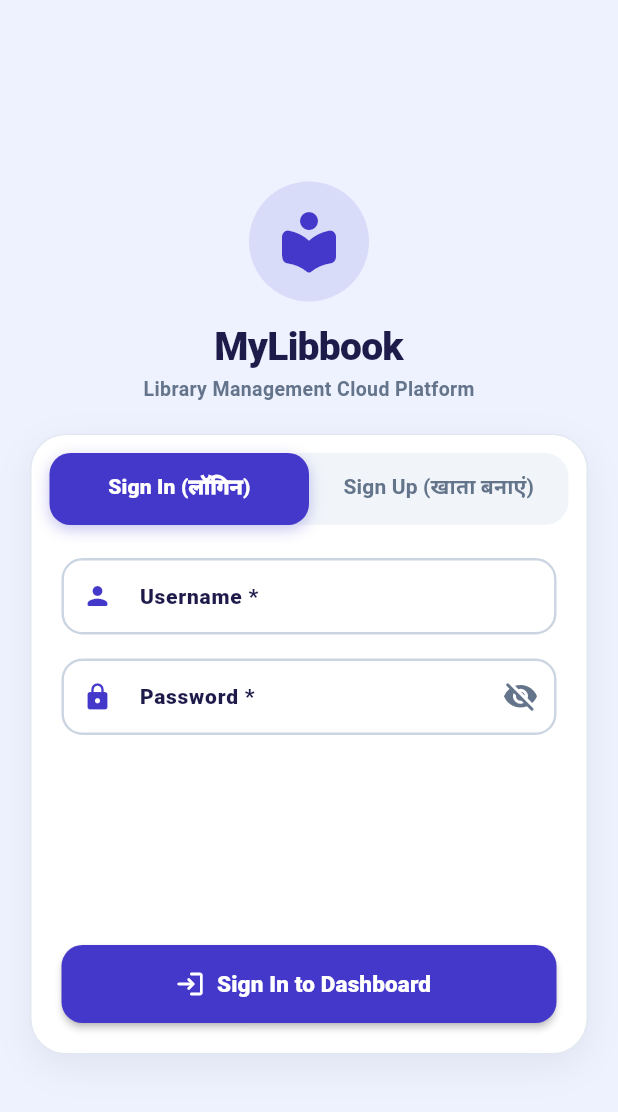
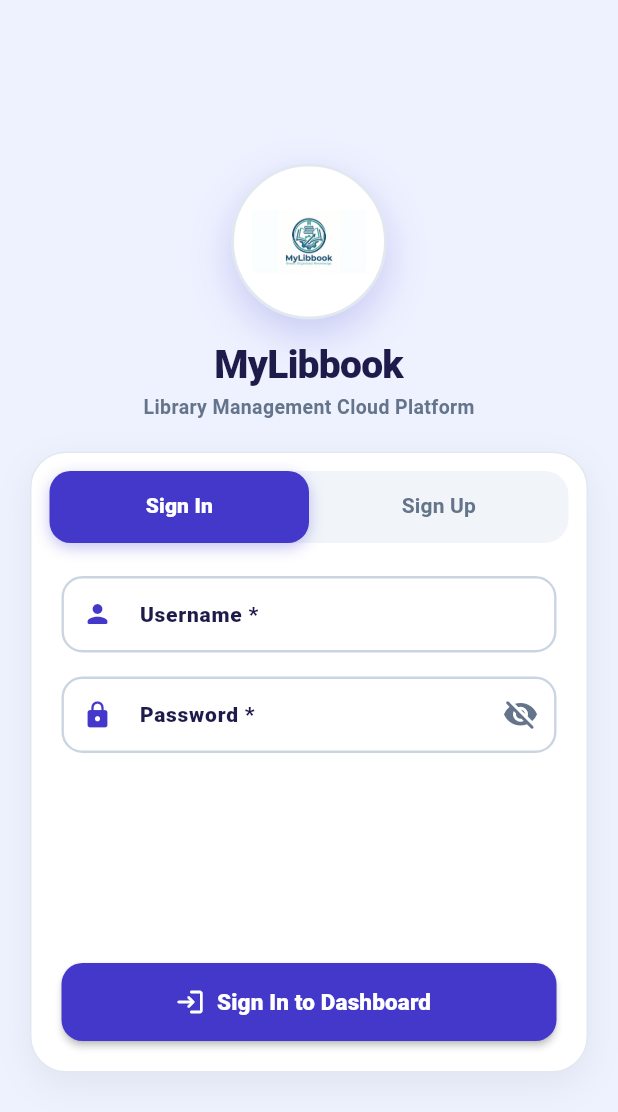
Before and after one commit to kushbinary/library-management, a Flutter app: the screen it shows after launch, on a phone screen of 412 x 824 dp. Shown: the top 1112 px of the screen. Run offline on Flutter 3.47's test engine with Material 3 defaults, Android fonts, the light colour scheme and no system bars; our stand-ins replace shared_preferences, sqflite; accounts and stored records are empty.

Commit message:
Update login and signup page with official MyLibbook logo and clean English labels

```diff
--- a/mobile_app/lib/screens/login_screen.dart
+++ b/mobile_app/lib/screens/login_screen.dart
@@ -150,7 +150,6 @@ class _LoginScreenState extends State<LoginScreen> with SingleTickerProviderStat
 
       final pin = prefs.getString('library_user_4digit_pin_$username');
       if (pin == null || pin.length != 4) {
-        // Prompt to set 4-digit PIN for quick login
         if (mounted) {
           _promptSetQuickPin(username);
         }
@@ -207,7 +206,6 @@ class _LoginScreenState extends State<LoginScreen> with SingleTickerProviderStat
       await prefs.setBool('has_logged_in_before', true);
 
       if (mounted) {
-        // Prompt to create 4-digit PIN immediately
         _promptSetQuickPin(username, isNewAccount: true);
       }
     } else {
@@ -284,7 +282,7 @@ class _LoginScreenState extends State<LoginScreen> with SingleTickerProviderStat
                               ),
                             ),
                             Text(
-                              'क्विक लॉगिन के लिए 4 अंकों का PIN सेट करें',
+                              'Fast & secure one-touch login',
                               style: TextStyle(
                                 fontSize: 12,
                                 fontWeight: FontWeight.w600,
@@ -321,9 +319,9 @@ class _LoginScreenState extends State<LoginScreen> with SingleTickerProviderStat
                       letterSpacing: 8,
                       color: isDark ? Colors.white : const Color(0xFF0F172A),
                     ),
-                    decoration: InputDecoration(
-                      labelText: 'Enter 4-Digit PIN (4 अंकों का PIN)',
-                      prefixIcon: const Icon(Icons.dialpad_rounded),
+                    decoration: const InputDecoration(
+                      labelText: 'Enter 4-Digit PIN',
+                      prefixIcon: Icon(Icons.dialpad_rounded),
                       counterText: '',
                     ),
                   ),
@@ -339,9 +337,9 @@ class _LoginScreenState extends State<LoginScreen> with SingleTickerProviderStat
                       letterSpacing: 8,
                       color: isDark ? Colors.white : const Color(0xFF0F172A),
                     ),
-                    decoration: InputDecoration(
-                      labelText: 'Confirm 4-Digit PIN (PIN दोबारा डालें)',
-                      prefixIcon: const Icon(Icons.shield_outlined),
+                    decoration: const InputDecoration(
+                      labelText: 'Confirm 4-Digit PIN',
+                      prefixIcon: Icon(Icons.shield_outlined),
                       counterText: '',
                     ),
                   ),
@@ -382,7 +380,7 @@ class _LoginScreenState extends State<LoginScreen> with SingleTickerProviderStat
                       }
                     },
                     child: const Text(
-                      'Save PIN & Continue (PIN सुरक्षित करें)',
+                      'Save PIN & Continue',
                       style: TextStyle(fontWeight: FontWeight.w900, fontSize: 15),
                     ),
                   ),
@@ -393,7 +391,7 @@ class _LoginScreenState extends State<LoginScreen> with SingleTickerProviderStat
                       Navigator.pushReplacementNamed(context, '/home');
                     },
                     child: Text(
-                      'Skip for now (बाद में सेट करें)',
+                      'Skip for now',
                       style: TextStyle(
                         fontWeight: FontWeight.bold,
                         color: isDark ? const Color(0xFF94A3B8) : const Color(0xFF64748B),
@@ -420,7 +418,7 @@ class _LoginScreenState extends State<LoginScreen> with SingleTickerProviderStat
       color: isDark ? Colors.white : const Color(0xFF0F172A),
     );
 
-    // Render Quick PIN Unlock Screen if user has configured a PIN
+    // Quick PIN Unlock Screen
     if (_showPinMode && _savedPin != null) {
       return Scaffold(
         backgroundColor: isDark ? const Color(0xFF0F172A) : const Color(0xFFEEF2FF),
@@ -431,30 +429,53 @@ class _LoginScreenState extends State<LoginScreen> with SingleTickerProviderStat
               child: Column(
                 mainAxisAlignment: MainAxisAlignment.center,
                 children: [
+                  // App Logo with modern container
                   Container(
-                    padding: const EdgeInsets.all(18),
+                    width: 100,
+                    height: 100,
+                    padding: const EdgeInsets.all(12),
                     decoration: BoxDecoration(
-                      color: primaryColor.withValues(alpha: 0.14),
+                      color: isDark ? const Color(0xFF1E293B) : Colors.white,
                       shape: BoxShape.circle,
+                      boxShadow: [
+                        BoxShadow(
+                          color: primaryColor.withValues(alpha: 0.2),
+                          blurRadius: 20,
+                          offset: const Offset(0, 8),
+                        ),
+                      ],
+                      border: Border.all(
+                        color: isDark ? const Color(0xFF334155) : const Color(0xFFE2E8F0),
+                        width: 2,
+                      ),
                     ),
-                    child: Icon(Icons.lock_person_rounded, size: 44, color: primaryColor),
+                    child: Image.asset(
+                      'assets/images/logo.png',
+                      fit: BoxFit.contain,
+                      errorBuilder: (context, error, stackTrace) => Icon(
+                        Icons.local_library_rounded,
+                        size: 48,
+                        color: primaryColor,
+                      ),
+                    ),
                   ),
-                  const SizedBox(height: 12),
+                  const SizedBox(height: 14),
                   Text(
                     _savedLibraryName ?? 'MyLibbook',
                     style: TextStyle(
                       fontSize: 24,
                       fontWeight: FontWeight.w900,
                       color: isDark ? Colors.white : const Color(0xFF1E1B4B),
+                      letterSpacing: -0.5,
                     ),
                   ),
                   const SizedBox(height: 4),
                   Text(
-                    'Welcome, ${_savedUsername ?? "Admin"}',
+                    'Welcome back, ${_savedUsername ?? "Admin"}',
                     style: TextStyle(
                       fontSize: 14,
                       fontWeight: FontWeight.w700,
-                      color: isDark ? const Color(0xFFCBD5E1) : const Color(0xFF334155),
+                      color: isDark ? const Color(0xFFCBD5E1) : const Color(0xFF475569),
                     ),
                   ),
                   const SizedBox(height: 24),
@@ -476,7 +497,7 @@ class _LoginScreenState extends State<LoginScreen> with SingleTickerProviderStat
                     child: Column(
                       children: [
                         Text(
-                          'Enter 4-Digit Quick PIN (PIN दर्ज करें)',
+                          'Enter 4-Digit Quick PIN',
                           style: TextStyle(
                             fontSize: 13,
                             fontWeight: FontWeight.bold,
@@ -536,7 +557,6 @@ class _LoginScreenState extends State<LoginScreen> with SingleTickerProviderStat
                           child: Row(
                             mainAxisAlignment: MainAxisAlignment.spaceEvenly,
                             children: [
-                              // Empty placeholder
                               const SizedBox(width: 72, height: 72),
                               _buildKeypadButton('0', isDark),
                               SizedBox(
@@ -568,7 +588,7 @@ class _LoginScreenState extends State<LoginScreen> with SingleTickerProviderStat
                     }),
                     icon: Icon(Icons.password_rounded, size: 18, color: primaryColor),
                     label: Text(
-                      'Login with Password (पासवर्ड से लॉगिन करें)',
+                      'Login with Password',
                       style: TextStyle(fontWeight: FontWeight.w800, color: primaryColor, fontSize: 14),
                     ),
                   ),
@@ -590,17 +610,34 @@ class _LoginScreenState extends State<LoginScreen> with SingleTickerProviderStat
             child: Column(
               mainAxisAlignment: MainAxisAlignment.center,
               children: [
-                // Top Header Branding
+                // Top Header with MyLibbook Logo
                 Container(
-                  padding: const EdgeInsets.all(16),
+                  width: 104,
+                  height: 104,
+                  padding: const EdgeInsets.all(12),
                   decoration: BoxDecoration(
-                    color: primaryColor.withValues(alpha: 0.12),
+                    color: isDark ? const Color(0xFF1E293B) : Colors.white,
                     shape: BoxShape.circle,
+                    boxShadow: [
+                      BoxShadow(
+                        color: primaryColor.withValues(alpha: 0.22),
+                        blurRadius: 24,
+                        offset: const Offset(0, 10),
+                      ),
+                    ],
+                    border: Border.all(
+                      color: isDark ? const Color(0xFF334155) : const Color(0xFFE2E8F0),
+                      width: 2,
+                    ),
                   ),
-                  child: Icon(
-                    Icons.local_library_rounded,
-                    size: 48,
-                    color: primaryColor,
+                  child: Image.asset(
+                    'assets/images/logo.png',
+                    fit: BoxFit.contain,
+                    errorBuilder: (context, error, stackTrace) => Icon(
+                      Icons.local_library_rounded,
+                      size: 52,
+                      color: primaryColor,
+                    ),
                   ),
                 ),
                 const SizedBox(height: 12),
@@ -696,8 +733,8 @@ class _LoginScreenState extends State<LoginScreen> with SingleTickerProviderStat
                           labelStyle: const TextStyle(fontWeight: FontWeight.w900, fontSize: 14),
                           unselectedLabelStyle: const TextStyle(fontWeight: FontWeight.bold, fontSize: 14),
                           tabs: const [
-                            Tab(text: 'Sign In (लॉगिन)'),
-                            Tab(text: 'Sign Up (खाता बनाएं)'),
+                            Tab(text: 'Sign In'),
+                            Tab(text: 'Sign Up'),
                           ],
                         ),
                       ),
@@ -807,7 +844,7 @@ class _LoginScreenState extends State<LoginScreen> with SingleTickerProviderStat
                                         keyboardType: TextInputType.phone,
                                         style: textStyle,
                                         decoration: InputDecoration(
-                                          labelText: 'Mobile Number (WhatsApp)',
+                                          labelText: 'Mobile Number / WhatsApp',
                                           hintText: 'e.g. 9838127461',
                                           prefixIcon: Icon(Icons.phone_rounded, color: primaryColor, size: 20),
                                         ),
@@ -886,7 +923,7 @@ class _LoginScreenState extends State<LoginScreen> with SingleTickerProviderStat
                     onPressed: () => setState(() => _showPinMode = true),
                     icon: Icon(Icons.dialpad_rounded, size: 18, color: primaryColor),
                     label: Text(
-                      'Use 4-Digit Quick PIN (PIN से लॉगिन करें)',
+                      'Use 4-Digit Quick PIN',
                       style: TextStyle(fontWeight: FontWeight.w800, color: primaryColor, fontSize: 14),
                     ),
                   ),
```
Also changed, not shown: 1 other file.
